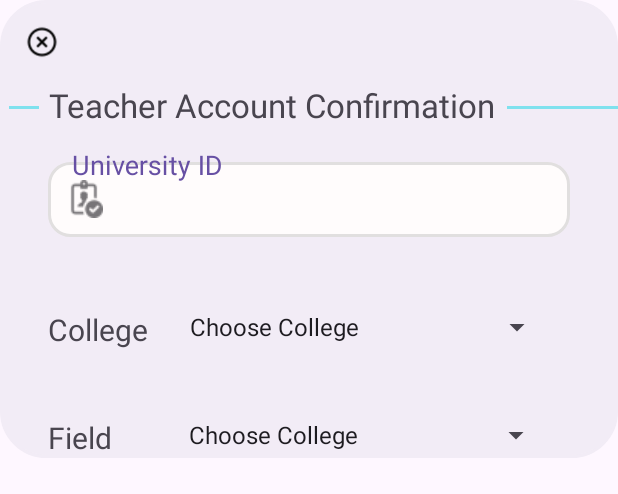
After one commit to AnasBahjat/graduationProject, an Android app: the layout teacher_information_popup_window.xml on its own in the app's theme, with its tools: preview values and no code run, on a phone screen of 412 x 824 dp. The commit adds this screen. Shown: the top 494 px of the screen. Run offline under Robolectric (Android 15) with nearby library versions, the phone set to English and light mode, and no system bars.

Commit message:
I updated the registration scheme , now i am starting teacher activity. I am adding a notification at tool bar to tell the user that there are a required information should be added to his account based on if he is a teacher or a parent.
Version - 5 - returned to second stage branch

```diff
--- a/app/src/main/java/com/example/graduationproject/broadcastReceiver/BroadcastHandler.java
+++ b/app/src/main/java/com/example/graduationproject/broadcastReceiver/BroadcastHandler.java
@@ -13,7 +13,7 @@ public class BroadcastHandler extends BroadcastReceiver {
     @Override
     public void onReceive(Context context, Intent intent) {
             if(context instanceof AfterLoginActivity){
-
+                ((AfterLoginActivity) context).showTeacherInformationPopupWindow();
             }
     }
 }
--- a/app/src/main/res/layout/notifications_popup_window.xml
+++ b/app/src/main/res/layout/notifications_popup_window.xml
@@ -3,7 +3,7 @@
     xmlns:app="http://schemas.android.com/apk/res-auto"
     android:layout_width="300dp"
     android:layout_height="300dp"
-    android:backgroundTint="#F3EFEF"
+    android:backgroundTint="#F2ECF6"
     android:background="@drawable/rounded_corners"
     android:layout_gravity="center_horizontal"
     android:id="@+id/notificationPopupWindowLayout"
--- /dev/null
+++ b/app/src/main/res/layout/teacher_information_popup_window.xml
@@ -0,0 +1,161 @@
+<?xml version="1.0" encoding="utf-8"?>
+<ScrollView xmlns:android="http://schemas.android.com/apk/res/android"
+    android:id="@+id/teacherInformationLayout"
+    xmlns:app="http://schemas.android.com/apk/res-auto"
+    android:layout_width="match_parent"
+    android:layout_height="wrap_content"
+    android:backgroundTint="#F2ECF6"
+    android:background="@drawable/rounded_corners">
+    <RelativeLayout
+        android:id="@+id/teacherInformationLayoutParent"
+        android:layout_width="wrap_content"
+        android:layout_height="wrap_content">
+
+        <ImageView
+            android:id="@+id/closeTeacherInformationPopupWindow"
+            android:layout_width="25dp"
+            android:layout_height="25dp"
+            android:layout_alignParentStart="true"
+            android:layout_alignParentTop="true"
+            android:layout_marginStart="15dp"
+            android:layout_marginTop="15dp"
+            android:src="@drawable/close_icon_2"
+            android:contentDescription="@string/close_popup_window_msg" />
+
+        <LinearLayout
+            android:layout_width="match_parent"
+            android:layout_height="match_parent"
+            android:layout_alignParentTop="true"
+            android:layout_marginTop="55dp"
+            android:orientation="horizontal">
+
+            <View
+                android:layout_width="20dp"
+                android:layout_height="2dp"
+                android:layout_gravity="center"
+                android:layout_marginStart="6dp"
+                android:layout_marginTop="2dp"
+                android:layout_marginEnd="1dp"
+                android:background="#7FE1EE" />
+
+            <TextView
+                android:layout_width="wrap_content"
+                android:layout_height="wrap_content"
+                android:layout_gravity="center"
+                android:layout_marginStart="5dp"
+                android:text="@string/teacher_account_confirmation_text"
+                android:textSize="22sp" />
+
+
+            <View
+                android:layout_width="280dp"
+                android:layout_height="2dp"
+                android:layout_gravity="center"
+                android:layout_marginStart="7dp"
+                android:layout_marginTop="2dp"
+                android:layout_marginEnd="15dp"
+                android:background="#7FE1EE" />
+        </LinearLayout>
+
+        <com.google.android.material.textfield.TextInputLayout
+            android:id="@+id/universityId"
+            style="@style/Widget.MaterialComponents.TextInputLayout.OutlinedBox"
+            android:layout_width="match_parent"
+            android:layout_height="wrap_content"
+            android:layout_alignParentStart="true"
+            android:layout_alignParentTop="true"
+            android:layout_alignParentEnd="true"
+            android:layout_marginStart="32dp"
+            android:layout_marginTop="100dp"
+            android:layout_marginEnd="32dp"
+            android:hint="@string/university_id_text"
+            app:errorEnabled="true"
+            app:startIconDrawable="@drawable/univerisity_id_icon"
+            app:errorIconDrawable="@drawable/baseline_error_24"
+            app:errorTextAppearance="@style/error_text"
+            app:hintTextAppearance="@style/CustomHintTextAppearance">
+
+            <EditText
+                android:layout_width="match_parent"
+                android:layout_height="50dp"
+                android:background="@drawable/edit_text_style" />
+        </com.google.android.material.textfield.TextInputLayout>
+
+        <com.google.android.material.textfield.TextInputLayout
+            android:id="@+id/collegeLayout"
+            style="@style/Widget.MaterialComponents.TextInputLayout.OutlinedBox"
+            android:layout_width="match_parent"
+            android:layout_height="wrap_content"
+            android:layout_below="@+id/universityId"
+            android:layout_alignParentStart="true"
+            android:layout_alignParentEnd="true"
+            android:layout_marginStart="32dp"
+            android:layout_marginTop="5dp"
+            android:layout_marginEnd="32dp"
+            android:hint="@string/college_text"
+            app:errorEnabled="true"
+            app:errorIconDrawable="@drawable/baseline_error_24"
+            app:errorTextAppearance="@style/error_text"
+            app:hintTextAppearance="@style/CustomHintTextAppearance">
+
+            <LinearLayout
+                android:layout_width="match_parent"
+                android:layout_height="wrap_content"
+                android:orientation="horizontal">
+
+                <TextView
+                    android:layout_width="wrap_content"
+                    android:layout_height="wrap_content"
+                    android:text="@string/college_text"
+                    android:textSize="20sp" />
+
+                <Spinner
+                    android:id="@+id/collegeSpinner"
+                    android:layout_width="250dp"
+                    android:layout_height="wrap_content"
+                    android:layout_gravity="center_horizontal"
+                    android:layout_marginStart="20dp"
+                    android:entries="@array/collegeSpinner"
+                    android:spinnerMode="dropdown" />
+            </LinearLayout>
+        </com.google.android.material.textfield.TextInputLayout>
+
+        <com.google.android.material.textfield.TextInputLayout
+            android:id="@+id/fieldInformationLayout"
+            style="@style/Widget.MaterialComponents.TextInputLayout.OutlinedBox"
+            android:layout_width="wrap_content"
+            android:layout_height="wrap_content"
+            android:layout_below="@+id/collegeLayout"
+            android:layout_alignParentStart="true"
+            android:layout_alignParentEnd="true"
+            android:layout_marginStart="32dp"
+            android:layout_marginTop="25dp"
+            android:layout_marginEnd="32dp"
+            app:errorEnabled="true"
+            app:errorIconDrawable="@drawable/baseline_error_24"
+            app:errorTextAppearance="@style/error_text">
+
+            <LinearLayout
+                android:layout_width="match_parent"
+                android:layout_height="wrap_content"
+                android:orientation="horizontal">
+
+                <TextView
+                    android:layout_width="wrap_content"
+                    android:layout_height="wrap_content"
+                    android:text="@string/field_text"
+                    android:textSize="20sp" />
+
+                <Spinner
+                    android:id="@+id/genderSpinner"
+                    android:layout_width="250dp"
+                    android:layout_height="wrap_content"
+                    android:layout_gravity="center_horizontal"
+                    android:layout_marginStart="43dp"
+                    android:entries="@array/collegeSpinner"
+                    android:spinnerMode="dropdown" />
+            </LinearLayout>
+        </com.google.android.material.textfield.TextInputLayout>
+
+    </RelativeLayout>
+</ScrollView>
--- a/app/src/main/res/values/strings.xml
+++ b/app/src/main/res/values/strings.xml
@@ -26,4 +26,7 @@
     <string name="notification_body_text">Notification Body</string>
     <string name="teacher_account_confirmation_text">Teacher Account Confirmation</string>
     <string name="college_text">College</string>
+    <string name="university_id_text">University ID</string>
+    <string name="close_popup_window_msg">Close Popup window</string>
+    <string name="field_text">Field</string>
 </resources>
```
Also changed, not shown: app/src/main/AndroidManifest.xml (+7 -0 lines), app/src/main/java/com/example/graduationproject/adapters/NotificationsAdapter.java (+12 -5 lines), app/src/main/java/com/example/graduationproject/ui/afterLogin/AfterLoginActivity.java (+47 -8 lines), app/src/main/java/com/example/graduationproject/ui/teacherFragment/TeacherInformationFragment.java (deleted, +0 -28 lines), app/src/main/res/layout/fragment_teacher_information.xml (deleted, +0 -85 lines), app/src/main/res/values/array.xml (+39 -0 lines), app/src/main/res/drawable/close_icon.png (added), app/src/main/res/drawable/close_icon_2.png (added), app/src/main/res/drawable/univerisity_id_icon.png (added).
